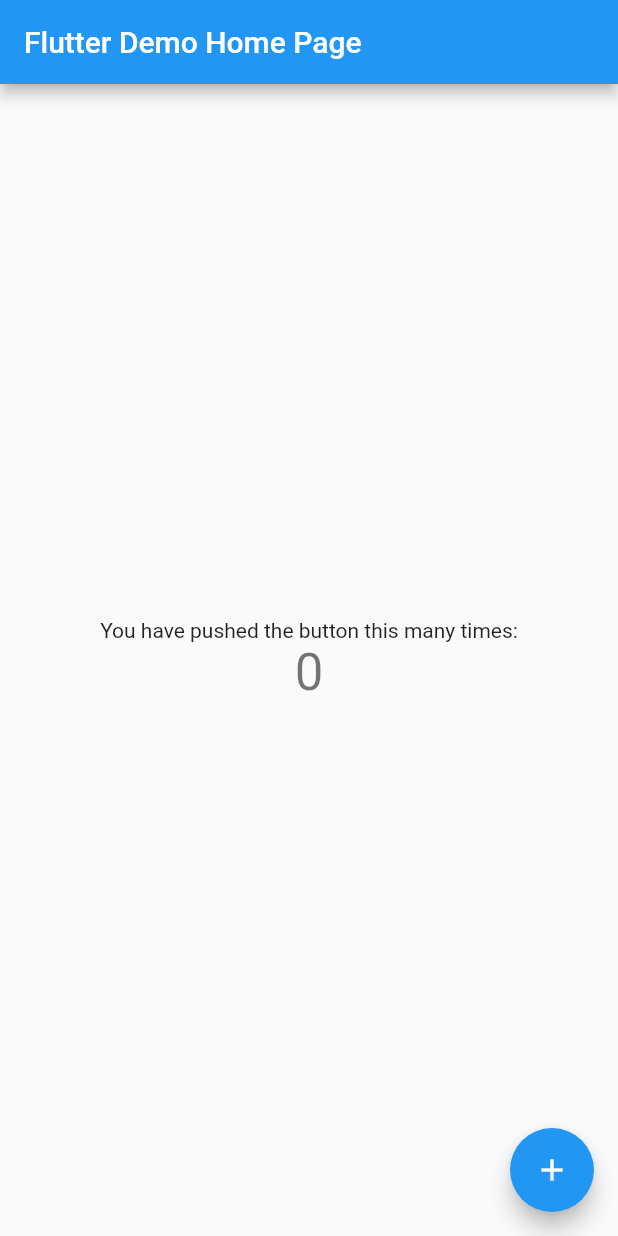
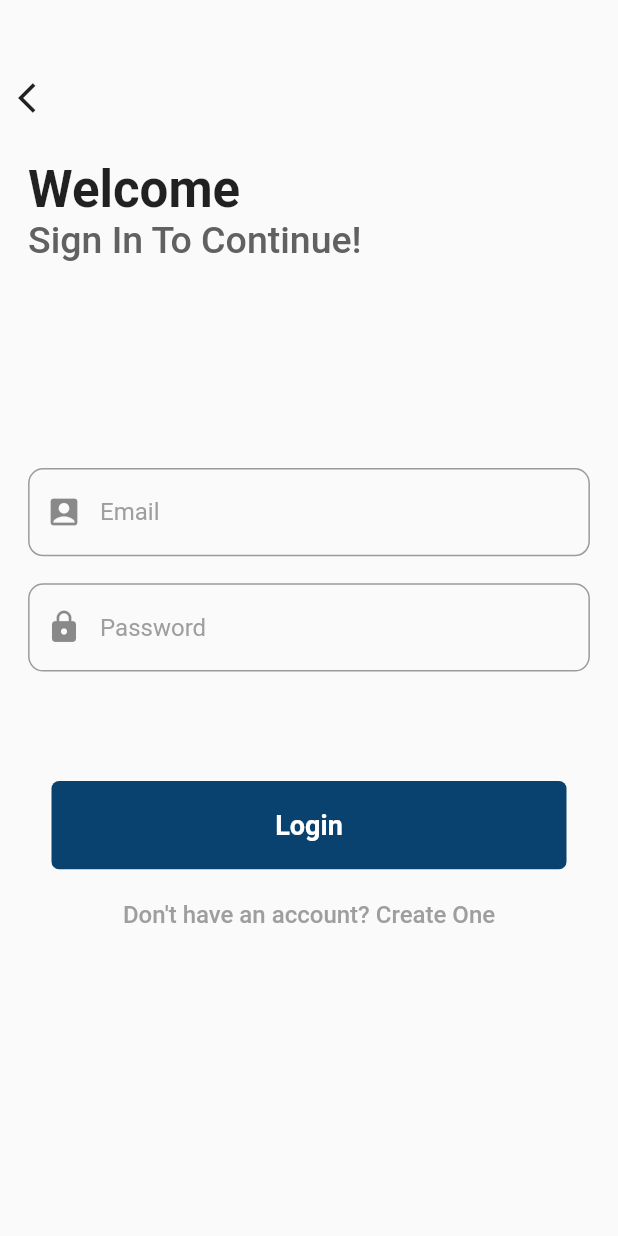
Before and after one commit to Nitin-Singh18/Chat_App, a Flutter app: the screen it shows after launch, on a phone screen of 412 x 824 dp. Run offline on Flutter 3.47's test engine with Material 2 defaults, Android fonts, the phone set to English and light mode, and no system bars; our stand-ins replace firebase_core; accounts and stored records are empty.

Commit message:
Login and Sign Up Screen

```diff
--- a/lib/main.dart
+++ b/lib/main.dart
@@ -1,115 +1,21 @@
+import 'package:chat_app/screen/login_screen.dart';
 import 'package:flutter/material.dart';
+import 'package:firebase_core/firebase_core.dart';
 
-void main() {
+Future main() async {
+  WidgetsFlutterBinding.ensureInitialized();
+  await Firebase.initializeApp();
   runApp(const MyApp());
 }
 
 class MyApp extends StatelessWidget {
   const MyApp({Key? key}) : super(key: key);
 
-  // This widget is the root of your application.
   @override
   Widget build(BuildContext context) {
     return MaterialApp(
-      title: 'Flutter Demo',
-      theme: ThemeData(
-        // This is the theme of your application.
-        //
-        // Try running your application with "flutter run". You'll see the
-        // application has a blue toolbar. Then, without quitting the app, try
-        // changing the primarySwatch below to Colors.green and then invoke
-        // "hot reload" (press "r" in the console where you ran "flutter run",
-        // or simply save your changes to "hot reload" in a Flutter IDE).
-        // Notice that the counter didn't reset back to zero; the application
-        // is not restarted.
-        primarySwatch: Colors.blue,
-      ),
-      home: const MyHomePage(title: 'Flutter Demo Home Page'),
+      debugShowCheckedModeBanner: false,
+      home: LoginScreen(),
     );
   }
 }
-
-class MyHomePage extends StatefulWidget {
-  const MyHomePage({Key? key, required this.title}) : super(key: key);
-
-  // This widget is the home page of your application. It is stateful, meaning
-  // that it has a State object (defined below) that contains fields that affect
-  // how it looks.
-
-  // This class is the configuration for the state. It holds the values (in this
-  // case the title) provided by the parent (in this case the App widget) and
-  // used by the build method of the State. Fields in a Widget subclass are
-  // always marked "final".
-
-  final String title;
-
-  @override
-  State<MyHomePage> createState() => _MyHomePageState();
-}
-
-class _MyHomePageState extends State<MyHomePage> {
-  int _counter = 0;
-
-  void _incrementCounter() {
-    setState(() {
-      // This call to setState tells the Flutter framework that something has
-      // changed in this State, which causes it to rerun the build method below
-      // so that the display can reflect the updated values. If we changed
-      // _counter without calling setState(), then the build method would not be
-      // called again, and so nothing would appear to happen.
-      _counter++;
-    });
-  }
-
-  @override
-  Widget build(BuildContext context) {
-    // This method is rerun every time setState is called, for instance as done
-    // by the _incrementCounter method above.
-    //
-    // The Flutter framework has been optimized to make rerunning build methods
-    // fast, so that you can just rebuild anything that needs updating rather
-    // than having to individually change instances of widgets.
-    return Scaffold(
-      appBar: AppBar(
-        // Here we take the value from the MyHomePage object that was created by
-        // the App.build method, and use it to set our appbar title.
-        title: Text(widget.title),
-      ),
-      body: Center(
-        // Center is a layout widget. It takes a single child and positions it
-        // in the middle of the parent.
-        child: Column(
-          // Column is also a layout widget. It takes a list of children and
-          // arranges them vertically. By default, it sizes itself to fit its
-          // children horizontally, and tries to be as tall as its parent.
-          //
-          // Invoke "debug painting" (press "p" in the console, choose the
-          // "Toggle Debug Paint" action from the Flutter Inspector in Android
-          // Studio, or the "Toggle Debug Paint" command in Visual Studio Code)
-          // to see the wireframe for each widget.
-          //
-          // Column has various properties to control how it sizes itself and
-          // how it positions its children. Here we use mainAxisAlignment to
-          // center the children vertically; the main axis here is the vertical
-          // axis because Columns are vertical (the cross axis would be
-          // horizontal).
-          mainAxisAlignment: MainAxisAlignment.center,
-          children: <Widget>[
-            const Text(
-              'You have pushed the button this many times:',
-            ),
-            Text(
-              '$_counter',
-              style: Theme.of(context).textTheme.headline4,
-            ),
-          ],
-        ),
-      ),
-      floatingActionButton: FloatingActionButton(
-        onPressed: _incrementCounter,
-        tooltip: 'Increment',
-        child: const Icon(Icons.add),
-      ), // This trailing comma makes auto-formatting nicer for build methods.
-    );
-  }
-}
--- /dev/null
+++ b/lib/screen/login_screen.dart
@@ -0,0 +1,122 @@
+import 'package:chat_app/screen/signup_screen.dart';
+import 'package:flutter/material.dart';
+
+class LoginScreen extends StatefulWidget {
+  const LoginScreen({Key? key}) : super(key: key);
+
+  @override
+  State<LoginScreen> createState() => _LoginScreenState();
+}
+
+class _LoginScreenState extends State<LoginScreen> {
+  final TextEditingController _email = TextEditingController();
+  final TextEditingController _password = TextEditingController();
+  @override
+  Widget build(BuildContext context) {
+    final size = MediaQuery.of(context).size;
+
+    return Scaffold(
+      resizeToAvoidBottomInset: false,
+      body: Column(children: [
+        SizedBox(
+          height: size.height / 20,
+        ),
+        Container(
+          alignment: Alignment.centerLeft,
+          width: size.width / 0.5,
+          child: IconButton(
+            icon: Icon(Icons.arrow_back_ios),
+            onPressed: () {},
+          ),
+        ),
+        SizedBox(
+          height: size.height / 50,
+        ),
+        Container(
+          width: size.width / 1.1,
+          child: Text(
+            "Welcome",
+            style: TextStyle(fontSize: 34, fontWeight: FontWeight.bold),
+          ),
+        ),
+        Container(
+          width: size.width / 1.1,
+          child: Text(
+            "Sign In To Continue!",
+            style: TextStyle(
+                color: Colors.grey.shade700,
+                fontSize: 25,
+                fontWeight: FontWeight.w500),
+          ),
+        ),
+        SizedBox(
+          height: size.height / 6,
+        ),
+        Container(
+          width: size.width,
+          alignment: Alignment.center,
+          child: field(size, Icons.account_box, "Email", _email),
+        ),
+        Padding(
+          padding: const EdgeInsets.symmetric(vertical: 18.0),
+          child: Container(
+            width: size.width,
+            alignment: Alignment.center,
+            child: field(size, Icons.lock, "Password", _password),
+          ),
+        ),
+        SizedBox(
+          height: size.height / 15,
+        ),
+        customButton(size),
+        SizedBox(
+          height: size.height / 40,
+        ),
+        GestureDetector(
+          onTap: () => Navigator.of(context).push(
+              MaterialPageRoute(builder: (context) => CreateAccountScreen())),
+          child: Text(
+            "Don't have an account? Create One",
+            style: TextStyle(
+                color: Colors.grey, fontSize: 16, fontWeight: FontWeight.w500),
+          ),
+        )
+      ]),
+    );
+  }
+
+  Widget field(Size size, IconData icon, String hintText,
+      TextEditingController controller) {
+    return Container(
+      height: size.height / 14,
+      width: size.width / 1.1,
+      child: TextField(
+        decoration: InputDecoration(
+            prefixIcon: Icon(icon),
+            hintText: hintText,
+            hintStyle: TextStyle(color: Colors.grey),
+            border:
+                OutlineInputBorder(borderRadius: BorderRadius.circular(10))),
+      ),
+    );
+  }
+
+  Widget customButton(Size size) {
+    return GestureDetector(
+      onTap: () {},
+      child: Container(
+        height: size.height / 14,
+        width: size.width / 1.2,
+        decoration: BoxDecoration(
+            borderRadius: BorderRadius.circular(5),
+            color: Color.fromARGB(255, 9, 66, 110)),
+        alignment: Alignment.center,
+        child: Text(
+          "Login",
+          style: TextStyle(
+              color: Colors.white, fontSize: 18, fontWeight: FontWeight.bold),
+        ),
+      ),
+    );
+  }
+}
--- a/pubspec.yaml
+++ b/pubspec.yaml
@@ -35,6 +35,7 @@ dependencies:
   # Use with the CupertinoIcons class for iOS style icons.
   cupertino_icons: ^1.0.2
   firebase_auth: ^3.4.1
+  firebase_core: ^1.19.1
 
 dev_dependencies:
   flutter_test:
```
Also changed, not shown: lib/screen/signup_screen.dart (added, +129 -0 lines), pubspec.lock.
